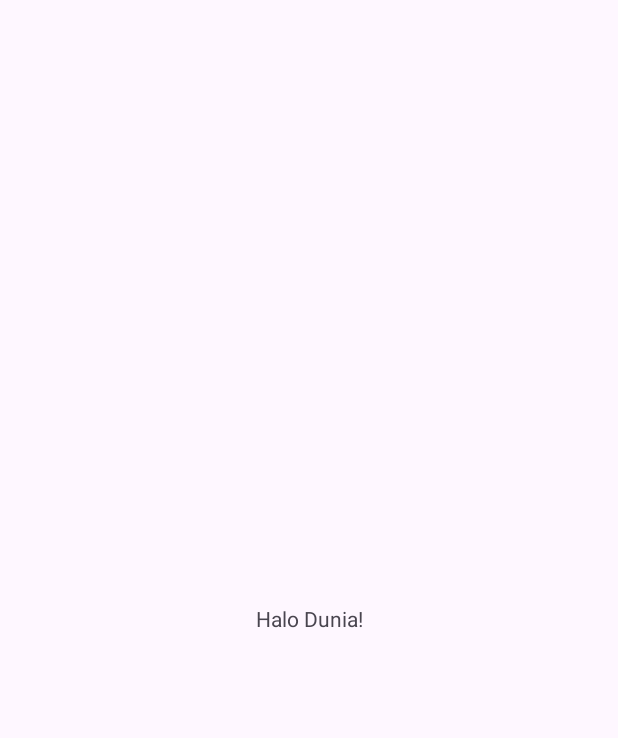
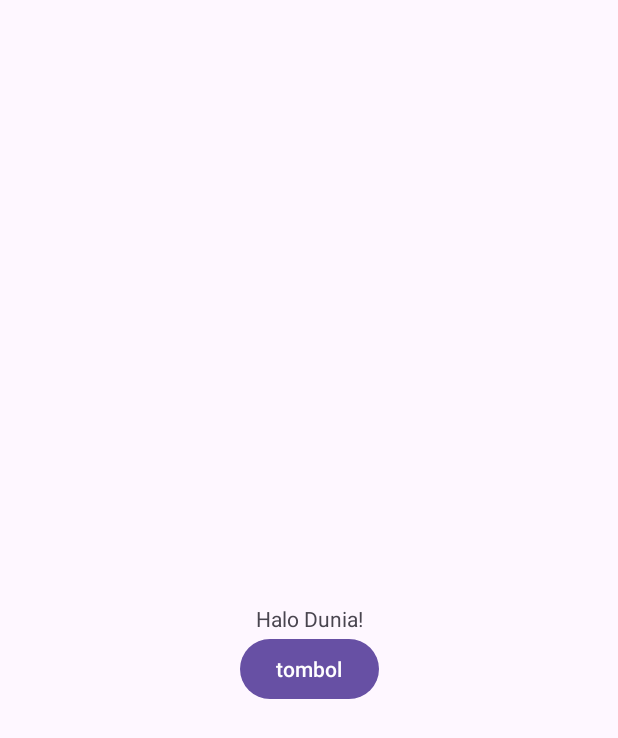
Before and after one commit to 00shiki/AplikasiPertama, an Android app: the screen it shows after launch (MainActivity), on a phone screen of 412 x 824 dp. Before the commit the part shown is almost empty. Shown: the top 738 px of the screen. Run offline under Robolectric (Android 15) with nearby library versions, the phone set to English and light mode, and no system bars.

Commit message:
add button

```diff
--- a/app/src/main/res/layout/activity_main.xml
+++ b/app/src/main/res/layout/activity_main.xml
@@ -8,6 +8,7 @@
     tools:context=".MainActivity">
 
     <TextView
+        android:id="@+id/tv_hello"
         android:layout_width="wrap_content"
         android:layout_height="wrap_content"
         android:text="Halo Dunia!"
@@ -16,4 +17,13 @@
         app:layout_constraintStart_toStartOf="parent"
         app:layout_constraintTop_toTopOf="parent" />
 
+    <Button
+        android:id="@+id/btn_tombol"
+        android:layout_width="wrap_content"
+        android:layout_height="wrap_content"
+        android:text="tombol"
+        app:layout_constraintEnd_toEndOf="parent"
+        app:layout_constraintStart_toStartOf="parent"
+        app:layout_constraintTop_toBottomOf="@id/tv_hello" />
+
 </androidx.constraintlayout.widget.ConstraintLayout>
```
